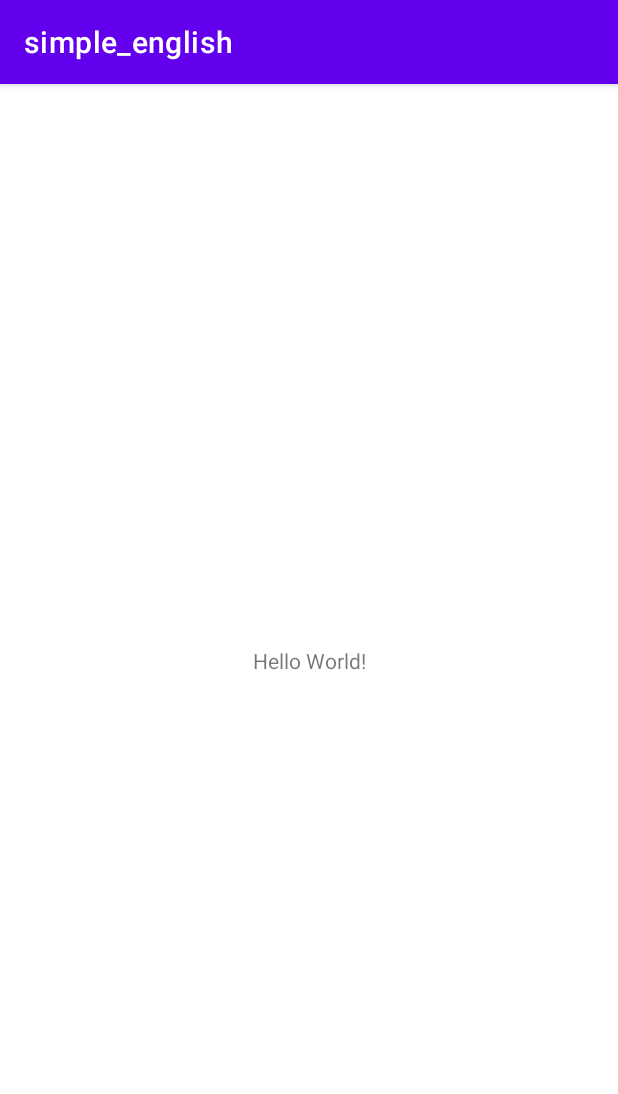
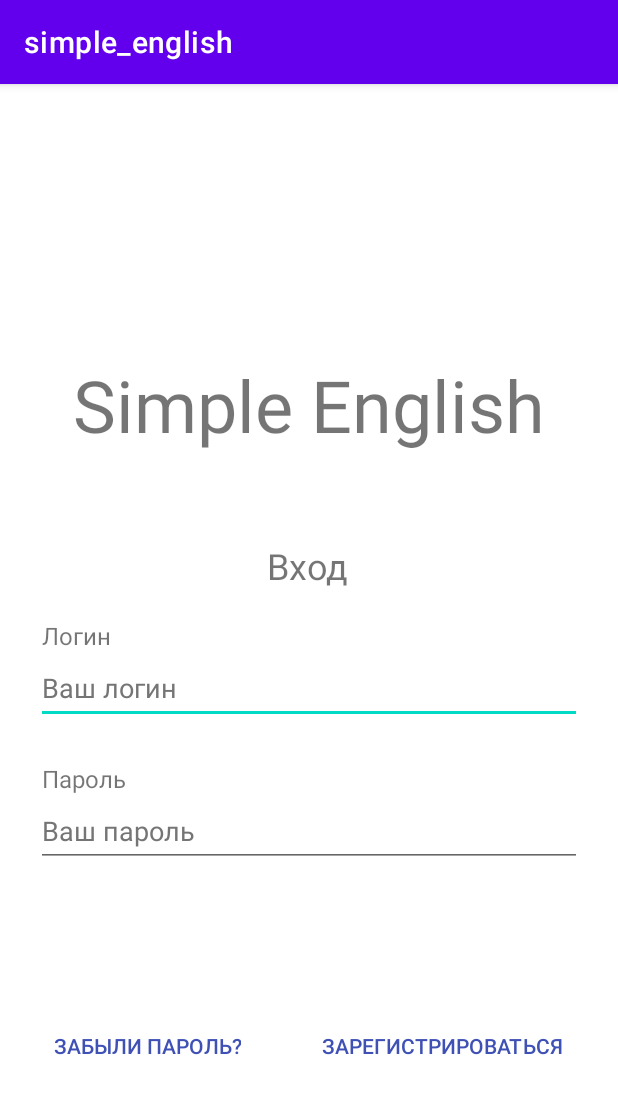
Before and after one commit to kiryuha21/SimpleEnglishApp, an Android app: the screen it shows after launch (MainActivity), on a phone screen of 412 x 824 dp. Shown: the top 1094 px of the screen. Run offline under Robolectric (Android 15) with nearby library versions, the phone set to English and light mode, and no system bars.

Commit message:
something like welcome page prototype

```diff
--- a/app/src/main/res/layout/activity_main.xml
+++ b/app/src/main/res/layout/activity_main.xml
@@ -7,12 +7,115 @@
     tools:context=".MainActivity">
 
     <TextView
+        android:id="@+id/app_name"
         android:layout_width="wrap_content"
         android:layout_height="wrap_content"
-        android:text="Hello World!"
+        android:text="@string/app_title"
+        android:textSize="48sp"
         app:layout_constraintBottom_toBottomOf="parent"
         app:layout_constraintEnd_toEndOf="parent"
+        app:layout_constraintHorizontal_bias="0.498"
         app:layout_constraintStart_toStartOf="parent"
-        app:layout_constraintTop_toTopOf="parent" />
+        app:layout_constraintTop_toTopOf="parent"
+        app:layout_constraintVertical_bias="0.258" />
+
+    <TextView
+        android:id="@+id/sign_in_view"
+        android:layout_width="wrap_content"
+        android:layout_height="wrap_content"
+        android:text="@string/sign_in"
+        android:textSize="24sp"
+        app:layout_constraintBottom_toBottomOf="parent"
+        app:layout_constraintEnd_toEndOf="parent"
+        app:layout_constraintHorizontal_bias="0.498"
+        app:layout_constraintStart_toStartOf="parent"
+        app:layout_constraintTop_toBottomOf="@+id/app_name"
+        app:layout_constraintVertical_bias="0.12" />
+
+    <LinearLayout
+        android:id="@+id/linearLayout"
+        android:layout_width="0dp"
+        android:layout_height="wrap_content"
+        android:layout_marginStart="24dp"
+        android:layout_marginEnd="24dp"
+        android:orientation="vertical"
+        app:layout_constraintBottom_toBottomOf="parent"
+        app:layout_constraintEnd_toEndOf="parent"
+        app:layout_constraintHorizontal_bias="1.0"
+        app:layout_constraintStart_toStartOf="parent"
+        app:layout_constraintTop_toBottomOf="@+id/sign_in_view"
+        app:layout_constraintVertical_bias="0.072">
+
+        <TextView
+            android:id="@+id/textView3"
+            android:layout_width="wrap_content"
+            android:layout_height="wrap_content"
+            android:layout_marginStart="4dp"
+            android:text="@string/login"
+            android:textSize="16sp" />
+
+        <EditText
+            android:id="@+id/editTextTextEmailAddress"
+            android:layout_width="match_parent"
+            android:layout_height="wrap_content"
+            android:autofillHints=""
+            android:ems="10"
+            android:hint="@string/login_hint"
+            android:inputType="textEmailAddress"
+            android:minHeight="48dp"
+            android:textColorHint="#757575" />
+
+        <Space
+            android:layout_width="match_parent"
+            android:layout_height="25dp" />
+
+        <TextView
+            android:id="@+id/textView5"
+            android:layout_width="wrap_content"
+            android:layout_height="wrap_content"
+            android:layout_marginStart="4dp"
+            android:text="@string/password"
+            android:textSize="16sp" />
+
+        <EditText
+            android:id="@+id/editTextTextPassword"
+            android:layout_width="match_parent"
+            android:layout_height="wrap_content"
+            android:autofillHints=""
+            android:ems="10"
+            android:hint="@string/password_hint"
+            android:inputType="textPassword"
+            android:minHeight="48dp"
+            android:textColorHint="#757575" />
+
+    </LinearLayout>
+
+    <Button
+        android:id="@+id/button"
+        style="@style/Widget.AppCompat.Button.Borderless"
+        android:layout_width="wrap_content"
+        android:layout_height="wrap_content"
+        android:text="@string/forgot_password"
+        android:textColor="#3F51B5"
+        app:layout_constraintBottom_toBottomOf="parent"
+        app:layout_constraintEnd_toEndOf="parent"
+        app:layout_constraintHorizontal_bias="0.075"
+        app:layout_constraintStart_toStartOf="parent"
+        app:layout_constraintTop_toTopOf="parent"
+        app:layout_constraintVertical_bias="0.857" />
+
+    <Button
+        android:id="@+id/button3"
+        style="@style/Widget.AppCompat.Button.Borderless"
+        android:layout_width="wrap_content"
+        android:layout_height="wrap_content"
+        android:text="@string/sign_up"
+        android:textColor="#3F51B5"
+        app:layout_constraintBottom_toBottomOf="parent"
+        app:layout_constraintEnd_toEndOf="parent"
+        app:layout_constraintHorizontal_bias="0.905"
+        app:layout_constraintStart_toStartOf="parent"
+        app:layout_constraintTop_toTopOf="parent"
+        app:layout_constraintVertical_bias="0.857" />
 
 </androidx.constraintlayout.widget.ConstraintLayout>
--- a/app/src/main/res/values/strings.xml
+++ b/app/src/main/res/values/strings.xml
@@ -1,3 +1,11 @@
 <resources>
     <string name="app_name">simple_english</string>
+    <string name="sign_in">Вход</string>
+    <string name="app_title">Simple English</string>
+    <string name="login">Логин</string>
+    <string name="login_hint">Ваш логин</string>
+    <string name="password_hint">Ваш пароль</string>
+    <string name="password">Пароль</string>
+    <string name="forgot_password">Забыли пароль?</string>
+    <string name="sign_up">Зарегистрироваться</string>
 </resources>
```
Also changed, not shown: app/src/main/java/com/example/simple_english/MainActivity.kt (line endings or trailing spaces).
